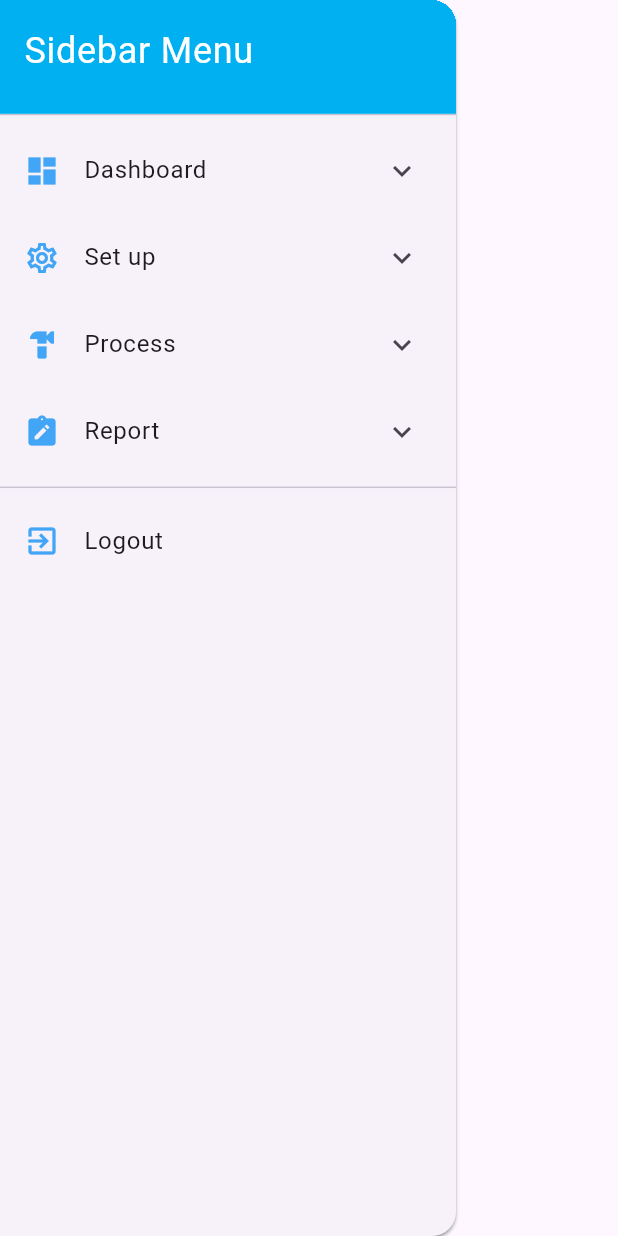
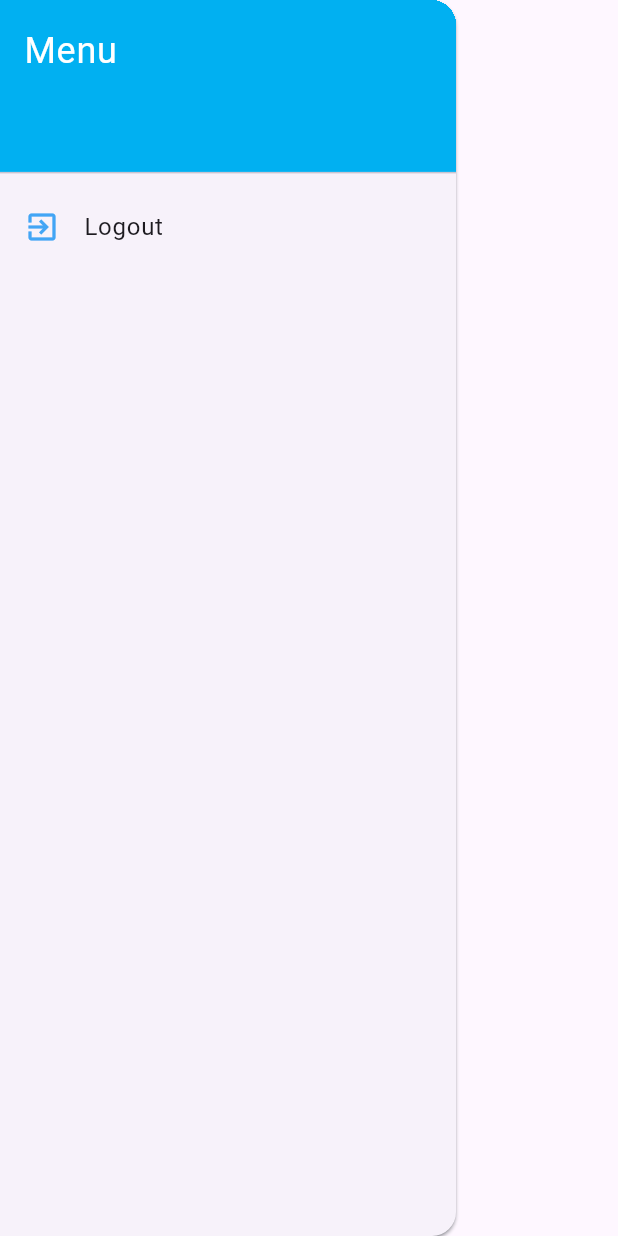
Before and after one commit to juzer-index/precast_demo, a Flutter app: the SideBarMenu widget shown alone on an empty page, opened directly, on a phone screen of 412 x 824 dp. Run offline on Flutter 3.47's test engine with Material 3 defaults, Android fonts, the phone set to English and light mode, and no system bars; our stand-ins replace dropdown_search, pdf, printing, shared_preferences; missing offline and left inert: dart:ffi, flutter_pdfview, qr_code_scanner; accounts and stored records are empty; network calls fail.

Commit message:
tweaked sidebar menu

```diff
--- a/lib/sideBarMenu.dart
+++ b/lib/sideBarMenu.dart
@@ -10,14 +10,14 @@ Drawer SideBarMenu(BuildContext context) {
     child: ListView(
       padding: EdgeInsets.zero,
       children: [
-        Container(
-          height: MediaQuery.of(context).size.height * 0.103,
+        SizedBox(
+          height: MediaQuery.of(context).size.height * 0.150,
           child: DrawerHeader(
             decoration: BoxDecoration(
               color: Theme.of(context).primaryColor,
             ),
             child: const Text(
-              'Sidebar Menu',
+              'Menu',
               style: TextStyle(
                 color: Colors.white,
                 fontSize: 24,
@@ -25,107 +25,107 @@ Drawer SideBarMenu(BuildContext context) {
             ),
           ),
         ),
-        ExpansionTile(
-          leading: Icon(
-            Icons.dashboard_sharp,
-            color: Colors.blue.shade400,
-          ),
-          title: const Text('Dashboard'),
-          children: [
-            Padding(
-              padding: const EdgeInsets.fromLTRB(40, 0, 0, 0),
-              child: ListTile(
-                title: const Text('Element Status Viewer'),
-                onTap: () {},
-              ),
-            ),
-          ],
-        ),
-        ExpansionTile(
-          leading: Icon(
-            Icons.settings_outlined,
-            color: Colors.blue.shade400,
-          ),
-          title: const Text('Set up'),
-          children: [
-            Padding(
-              padding: const EdgeInsets.fromLTRB(40, 0, 0, 0),
-              child: ListTile(
-                title: const Text('Element Master'),
-                onTap: () {
-                  Navigator.push(
-                      context,
-                      MaterialPageRoute(
-                          builder: (context) => ElementMaster()));
-                },
-              ),
-            ),
-            Padding(
-              padding: const EdgeInsets.fromLTRB(40, 0, 0, 0),
-              child: ListTile(
-                title: const Text('Part Details'),
-                onTap: () {},
-              ),
-            ),
-            Padding(
-              padding: const EdgeInsets.fromLTRB(40, 0, 0, 0),
-              child: ListTile(
-                title: const Text('Truck Details'),
-                onTap: () {},
-              ),
-            ),
-          ],
-        ),
-        ExpansionTile(
-            leading: Icon(Icons.hardware, color: Colors.blue.shade400),
-            title: const Text('Process'),
-            children: [
-              Padding(
-                padding: const EdgeInsets.fromLTRB(40, 0, 0, 0),
-                child: ListTile(
-                  title: const Text('Dispatch Load'),
-                  onTap: () {},
-                ),
-              ),
-              Padding(
-                padding: const EdgeInsets.fromLTRB(40, 0, 0, 0),
-                child: ListTile(
-                  title: const Text('Receive Load'),
-                  onTap: () {},
-                ),
-              ),
-              Padding(
-                padding: const EdgeInsets.fromLTRB(40, 0, 0, 0),
-                child: ListTile(
-                  title: const Text('Issue element'),
-                  onTap: () {},
-                ),
-              ),
-            ]),
-        ExpansionTile(
-          leading: Icon(
-            Icons.note_alt_rounded,
-            color: Colors.blue.shade400,
-          ),
-          title: const Text('Report'),
-          children: [
-            Padding(
-              padding: const EdgeInsets.fromLTRB(40, 0, 0, 0),
-              child: ListTile(
-                title: const Text('Delivery Note'),
-                onTap: () {},
-              ),
-            ),
-            Padding(
-              padding: const EdgeInsets.fromLTRB(40, 0, 0, 0),
-              child: ListTile(
-                title: const Text('QR Code Details'),
-                onTap: () {},
-              ),
-            ),
-          ],
-        ),
-        const Divider(),
+        // ExpansionTile(
+        //   leading: Icon(
+        //     Icons.dashboard_sharp,
+        //     color: Colors.blue.shade400,
+        //   ),
+        //   title: const Text('Dashboard'),
+        //   children: [
+        //     Padding(
+        //       padding: const EdgeInsets.fromLTRB(40, 0, 0, 0),
+        //       child: ListTile(
+        //         title: const Text('Element Status Viewer'),
+        //         onTap: () {},
+        //       ),
+        //     ),
+        //   ],
+        // ),
+        // ExpansionTile(
+        //   leading: Icon(
+        //     Icons.settings_outlined,
+        //     color: Colors.blue.shade400,
+        //   ),
+        //   title: const Text('Set up'),
+        //   children: [
+        //     Padding(
+        //       padding: const EdgeInsets.fromLTRB(40, 0, 0, 0),
+        //       child: ListTile(
+        //         title: const Text('Element Master'),
+        //         onTap: () {
+        //           Navigator.push(
+        //               context,
+        //               MaterialPageRoute(
+        //                   builder: (context) => ElementMaster()));
+        //         },
+        //       ),
+        //     ),
+        //     Padding(
+        //       padding: const EdgeInsets.fromLTRB(40, 0, 0, 0),
+        //       child: ListTile(
+        //         title: const Text('Part Details'),
+        //         onTap: () {},
+        //       ),
+        //     ),
+        //     Padding(
+        //       padding: const EdgeInsets.fromLTRB(40, 0, 0, 0),
+        //       child: ListTile(
+        //         title: const Text('Truck Details'),
+        //         onTap: () {},
+        //       ),
+        //     ),
+        //   ],
+        // ),
+        // ExpansionTile(
+        //     leading: Icon(Icons.hardware, color: Colors.blue.shade400),
+        //     title: const Text('Process'),
+        //     children: [
+        //       Padding(
+        //         padding: const EdgeInsets.fromLTRB(40, 0, 0, 0),
+        //         child: ListTile(
+        //           title: const Text('Dispatch Load'),
+        //           onTap: () {},
+        //         ),
+        //       ),
+        //       Padding(
+        //         padding: const EdgeInsets.fromLTRB(40, 0, 0, 0),
+        //         child: ListTile(
+        //           title: const Text('Receive Load'),
+        //           onTap: () {},
+        //         ),
+        //       ),
+        //       Padding(
+        //         padding: const EdgeInsets.fromLTRB(40, 0, 0, 0),
+        //         child: ListTile(
+        //           title: const Text('Issue element'),
+        //           onTap: () {},
+        //         ),
+        //       ),
+        //     ]),
+        // ExpansionTile(
+        //   leading: Icon(
+        //     Icons.note_alt_rounded,
+        //     color: Colors.blue.shade400,
+        //   ),
+        //   title: const Text('Report'),
+        //   children: [
+        //     Padding(
+        //       padding: const EdgeInsets.fromLTRB(40, 0, 0, 0),
+        //       child: ListTile(
+        //         title: const Text('Delivery Note'),
+        //         onTap: () {},
+        //       ),
+        //     ),
+        //     Padding(
+        //       padding: const EdgeInsets.fromLTRB(40, 0, 0, 0),
+        //       child: ListTile(
+        //         title: const Text('QR Code Details'),
+        //         onTap: () {},
+        //       ),
+        //     ),
+        //   ],
+        // ),
+        // const Divider(),
         ListTile(
             leading: Icon(
               Icons.exit_to_app,
```
Also changed, not shown: lib/homepage.dart (+14 -14 lines).
